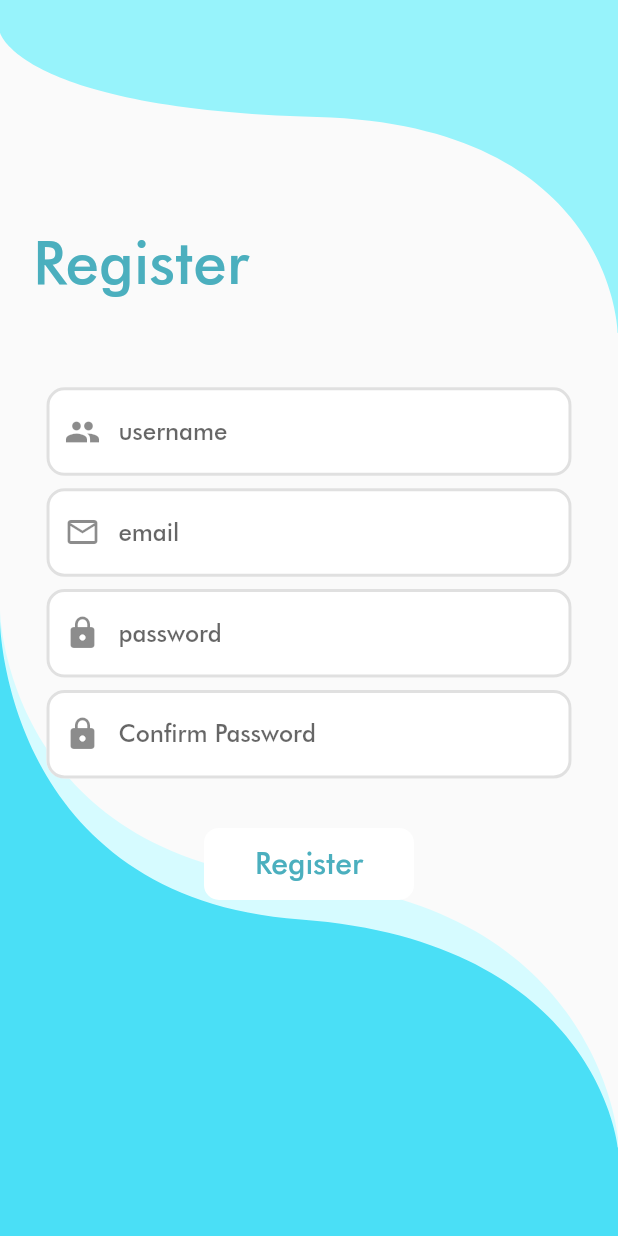
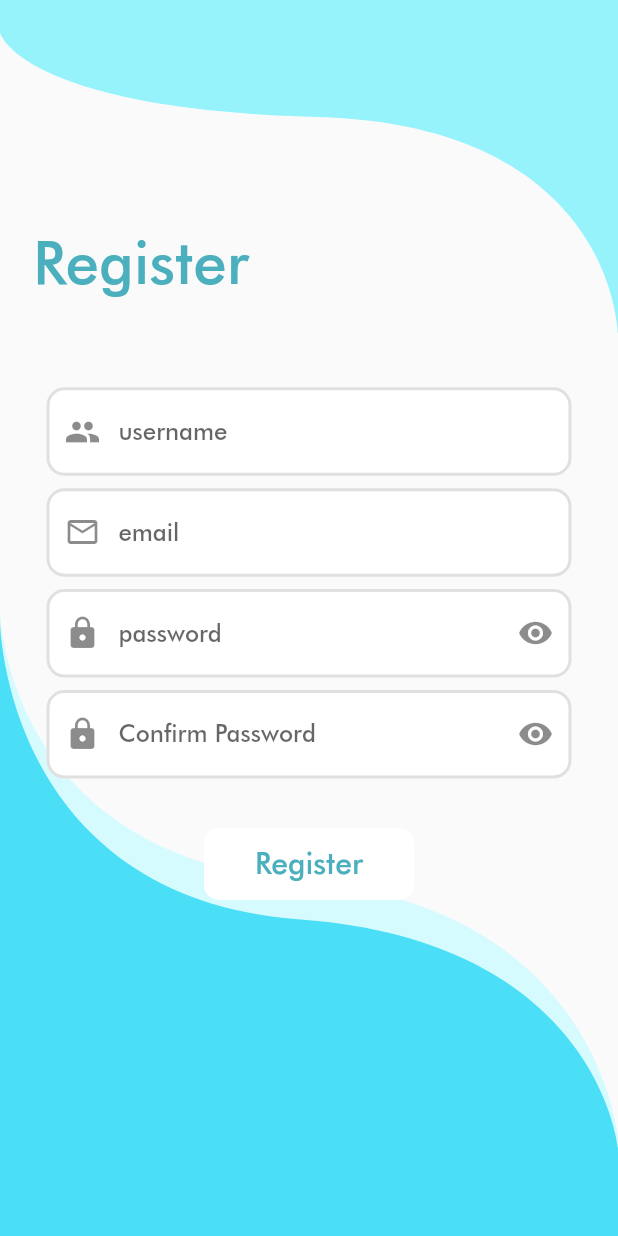
Before and after one commit to steruyuki99/Ajaib_Laundary, a Flutter app: the RegisterScreen screen opened directly, on a phone screen of 412 x 824 dp. Run offline on Flutter 3.47's test engine with Material 2 defaults, Android fonts, the phone set to English and light mode, and no system bars; our stand-ins replace flutter_svg.

Commit message:
Change Visility Password Function

```diff
--- a/lib/Screen/register/body.dart
+++ b/lib/Screen/register/body.dart
@@ -34,8 +34,14 @@ class Body extends StatelessWidget {
             width: 350,
             child: _buildTextField(
                 hint: 'password',
-                isObsecure: true,
+                isObsecure: _state.showPass,
                 icon: Icons.lock,
+                 button: IconButton(
+                icon: Icon(_state.showPass
+                    ? Icons.visibility
+                    : Icons.visibility_off),
+                onPressed: () =>
+                    _state.showPass = !_state.showPass),
                 onChanged: (value) => _state.password = value),
           ),
           SizedBox(height: size.height * 0.01),
@@ -43,8 +49,14 @@ class Body extends StatelessWidget {
             width: 350,
              child: _buildTextField(
                 hint: 'Confirm Password',
-                isObsecure: true,
+                isObsecure: _state.confirmShowPass,
                 icon: Icons.lock,
+                 button: IconButton(
+                icon: Icon(_state.confirmShowPass
+                    ? Icons.visibility
+                    : Icons.visibility_off),
+                onPressed: () =>
+                    _state.confirmShowPass = !_state.confirmShowPass),
                 onChanged: (value) => _state.confirmPass = value),
           ),
           SizedBox(height: size.height * 0.04),
--- a/lib/screen/register/register.dart
+++ b/lib/screen/register/register.dart
@@ -10,7 +10,7 @@ class RegisterScreen extends StatefulWidget {
 
 class RegisterScreenState extends State<RegisterScreen> {
   String _username, _email, _password, _confirmPass;
-  //bool _showPass = false, _confirmShowPass=false;
+  bool _showPass = true, _confirmShowPass=true;
 
   get username => _username;
   set username(value) => setState(() => _username = value);
@@ -24,11 +24,11 @@ class RegisterScreenState extends State<RegisterScreen> {
   get email => _email;
   set email(value) => setState(() => _email = value);
 
-  /*get showPass => _showPass;
+  get showPass => _showPass;
   set showPass(value) => setState(() => _showPass = value);
 
   get confirmShowPass => _confirmShowPass;
-  set confirmShowPass(value) => setState(() => _confirmShowPass = value);*/
+  set confirmShowPass(value) => setState(() => _confirmShowPass = value);
 
     @override
   void initState() {
```
